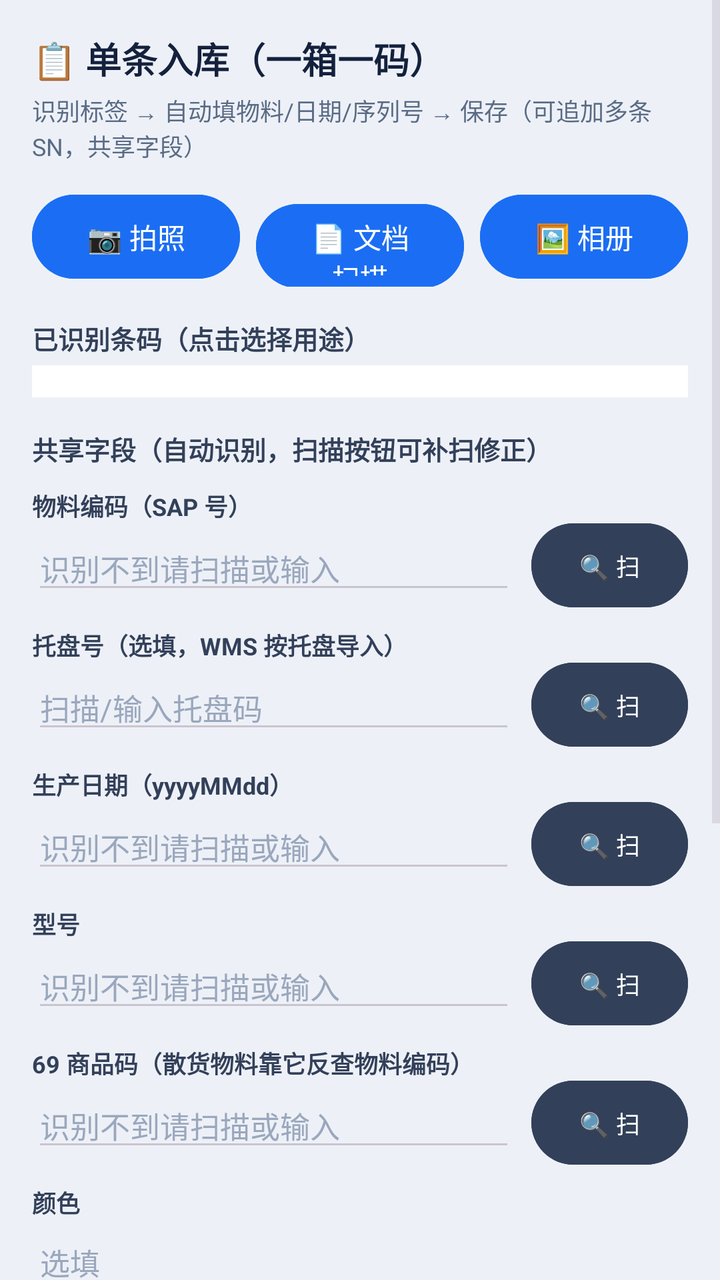
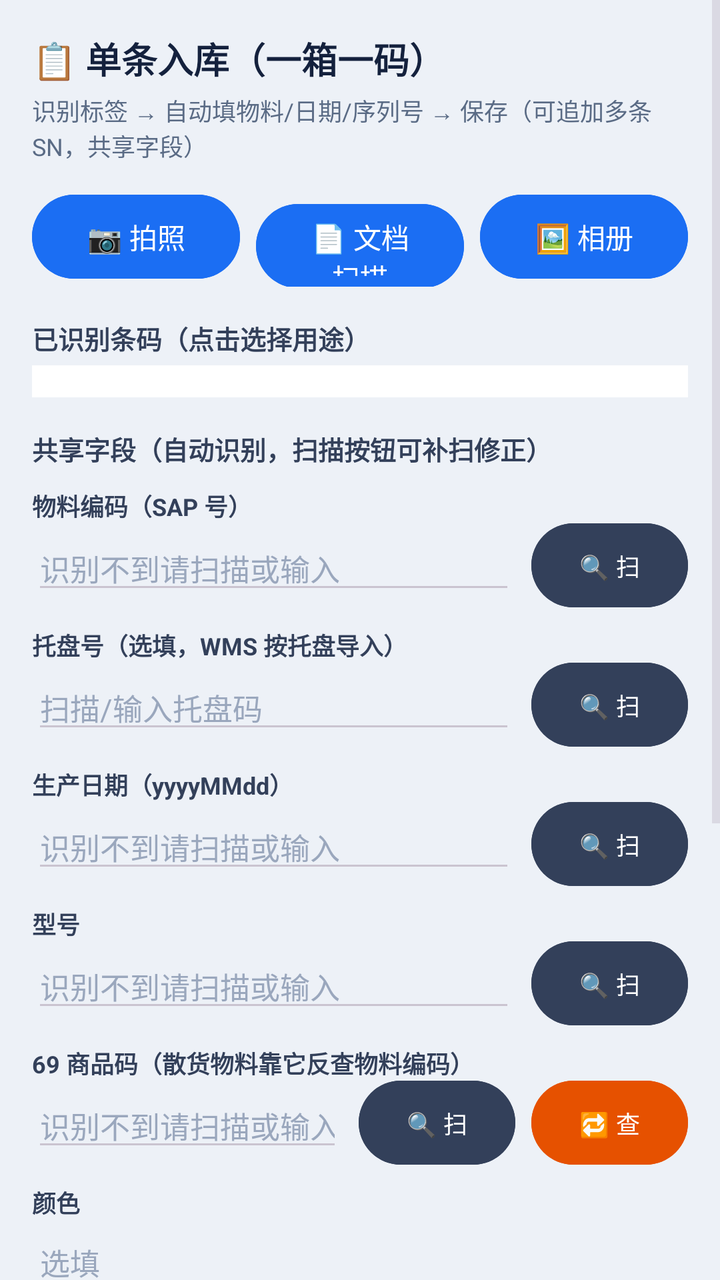

An Android layout rendered at two revisions. The XML below is the earlier revision; the diff shows what the commit changed to produce the second picture.
<!-- AndroidManifest.xml: application theme Theme.LabelScanner -->
<!-- res/layout/activity_single_inbound.xml -->
<?xml version="1.0" encoding="utf-8"?>
<ScrollView xmlns:android="http://schemas.android.com/apk/res/android"
    android:layout_width="match_parent"
    android:layout_height="match_parent"
    android:background="#EDF1F7"
    android:fillViewport="true">

    <LinearLayout
        android:layout_width="match_parent"
        android:layout_height="wrap_content"
        android:orientation="vertical"
        android:padding="16dp">

        <TextView
            android:layout_width="match_parent"
            android:layout_height="wrap_content"
            android:text="📋 单条入库（一箱一码）"
            android:textSize="18sp"
            android:textStyle="bold"
            android:textColor="#14213D" />

        <TextView
            android:layout_width="match_parent"
            android:layout_height="wrap_content"
            android:layout_marginTop="4dp"
            android:text="识别标签 → 自动填物料/日期/序列号 → 保存（可追加多条 SN，共享字段）"
            android:textSize="12sp"
            android:textColor="#5A6B85" />

        
        <LinearLayout
            android:layout_width="match_parent"
            android:layout_height="wrap_content"
            android:layout_marginTop="12dp"
            android:orientation="horizontal">

            <Button
                android:id="@+id/btnTakePhoto"
                android:layout_width="0dp"
                android:layout_height="50dp"
                android:layout_weight="1"
                android:backgroundTint="#1B6EF3"
                android:text="📷 拍照"
                android:textColor="#FFFFFF"
                android:textSize="14sp" />

            <Button
                android:id="@+id/btnScanDoc"
                android:layout_width="0dp"
                android:layout_height="50dp"
                android:layout_weight="1"
                android:layout_marginStart="8dp"
                android:backgroundTint="#1B6EF3"
                android:text="📄 文档扫描"
                android:textColor="#FFFFFF"
                android:textSize="14sp" />

            <Button
                android:id="@+id/btnPickGallery"
                android:layout_width="0dp"
                android:layout_height="50dp"
                android:layout_weight="1"
                android:layout_marginStart="8dp"
                android:backgroundTint="#1B6EF3"
                android:text="🖼️ 相册"
                android:textColor="#FFFFFF"
                android:textSize="14sp" />
        </LinearLayout>

        
        <TextView
            android:layout_width="match_parent"
            android:layout_height="wrap_content"
            android:layout_marginTop="16dp"
            android:text="已识别条码（点击选择用途）"
            android:textSize="13sp"
            android:textStyle="bold"
            android:textColor="#33405A" />

        <LinearLayout
            android:id="@+id/llCodeCandidates"
            android:layout_width="match_parent"
            android:layout_height="wrap_content"
            android:layout_marginTop="4dp"
            android:orientation="vertical"
            android:background="#FFFFFF"
            android:padding="8dp" />

        
        <TextView
            android:layout_width="match_parent"
            android:layout_height="wrap_content"
            android:layout_marginTop="16dp"
            android:text="共享字段（自动识别，扫描按钮可补扫修正）"
            android:textSize="13sp"
            android:textStyle="bold"
            android:textColor="#33405A" />

        <TextView
            android:layout_width="match_parent"
            android:layout_height="wrap_content"
            android:layout_marginTop="10dp"
            android:text="物料编码（SAP 号）"
            android:textSize="12sp"
            android:textStyle="bold"
            android:textColor="#33405A" />

        <LinearLayout
            android:layout_width="match_parent"
            android:layout_height="wrap_content"
            android:orientation="horizontal"
            android:gravity="center_vertical">

            <EditText
                android:id="@+id/etMaterial"
                android:layout_width="0dp"
                android:layout_height="wrap_content"
                android:layout_weight="1"
                android:hint="识别不到请扫描或输入"
                android:textSize="15sp"
                android:textColor="#14213D"
                android:textColorHint="#9AA7BD" />

            <Button
                android:id="@+id/btnScanMaterial"
                android:layout_width="wrap_content"
                android:layout_height="42dp"
                android:layout_marginStart="8dp"
                android:backgroundTint="#33405A"
                android:text="🔍 扫"
                android:textColor="#FFFFFF"
                android:textSize="12sp"
                android:minWidth="64dp"
                android:insetTop="0dp"
                android:insetBottom="0dp" />
        </LinearLayout>

        <TextView
            android:layout_width="match_parent"
            android:layout_height="wrap_content"
            android:layout_marginTop="10dp"
            android:text="托盘号（选填，WMS 按托盘导入）"
            android:textSize="12sp"
            android:textStyle="bold"
            android:textColor="#33405A" />

        <LinearLayout
            android:layout_width="match_parent"
            android:layout_height="wrap_content"
            android:orientation="horizontal"
            android:gravity="center_vertical">

            <EditText
                android:id="@+id/etTrayCode"
                android:layout_width="0dp"
                android:layout_height="wrap_content"
                android:layout_weight="1"
                android:hint="扫描/输入托盘码"
                android:textSize="15sp"
                android:textColor="#14213D"
                android:textColorHint="#9AA7BD" />

            <Button
                android:id="@+id/btnScanTrayCode"
                android:layout_width="wrap_content"
                android:layout_height="42dp"
                android:layout_marginStart="8dp"
                android:backgroundTint="#33405A"
                android:text="🔍 扫"
                android:textColor="#FFFFFF"
                android:textSize="12sp"
                android:minWidth="64dp"
                android:insetTop="0dp"
                android:insetBottom="0dp" />
        </LinearLayout>

        <TextView
            android:layout_width="match_parent"
            android:layout_height="wrap_content"
            android:layout_marginTop="10dp"
            android:text="生产日期（yyyyMMdd）"
            android:textSize="12sp"
            android:textStyle="bold"
            android:textColor="#33405A" />

        <LinearLayout
            android:layout_width="match_parent"
            android:layout_height="wrap_content"
            android:orientation="horizontal"
            android:gravity="center_vertical">

            <EditText
                android:id="@+id/etDate"
                android:layout_width="0dp"
                android:layout_height="wrap_content"
                android:layout_weight="1"
                android:hint="识别不到请扫描或输入"
                android:textSize="15sp"
                android:textColor="#14213D"
                android:textColorHint="#9AA7BD"
                android:inputType="number" />

            <Button
                android:id="@+id/btnScanDate"
                android:layout_width="wrap_content"
                android:layout_height="42dp"
                android:layout_marginStart="8dp"
                android:backgroundTint="#33405A"
                android:text="🔍 扫"
                android:textColor="#FFFFFF"
                android:textSize="12sp"
                android:minWidth="64dp"
                android:insetTop="0dp"
                android:insetBottom="0dp" />
        </LinearLayout>

        <TextView
            android:layout_width="match_parent"
            android:layout_height="wrap_content"
            android:layout_marginTop="10dp"
            android:text="型号"
            android:textSize="12sp"
            android:textStyle="bold"
            android:textColor="#33405A" />

        <LinearLayout
            android:layout_width="match_parent"
            android:layout_height="wrap_content"
            android:orientation="horizontal"
            android:gravity="center_vertical">

            <EditText
                android:id="@+id/etModel"
                android:layout_width="0dp"
                android:layout_height="wrap_content"
                android:layout_weight="1"
                android:hint="识别不到请扫描或输入"
                android:textSize="15sp"
                android:textColor="#14213D"
                android:textColorHint="#9AA7BD" />

            <Button
                android:id="@+id/btnScanModel"
                android:layout_width="wrap_content"
                android:layout_height="42dp"
                android:layout_marginStart="8dp"
                android:backgroundTint="#33405A"
                android:text="🔍 扫"
                android:textColor="#FFFFFF"
                android:textSize="12sp"
                android:minWidth="64dp"
                android:insetTop="0dp"
                android:insetBottom="0dp" />
        </LinearLayout>

        <TextView
            android:layout_width="match_parent"
            android:layout_height="wrap_content"
            android:layout_marginTop="10dp"
            android:text="69 商品码（散货物料靠它反查物料编码）"
            android:textSize="12sp"
            android:textStyle="bold"
            android:textColor="#33405A" />

        <LinearLayout
            android:layout_width="match_parent"
            android:layout_height="wrap_content"
            android:orientation="horizontal"
            android:gravity="center_vertical">

            <EditText
                android:id="@+id/etEan69"
                android:layout_width="0dp"
                android:layout_height="wrap_content"
                android:layout_weight="1"
                android:hint="识别不到请扫描或输入"
                android:textSize="15sp"
                android:textColor="#14213D"
                android:textColorHint="#9AA7BD"
                android:inputType="number" />

            <Button
                android:id="@+id/btnScanEan69"
                android:layout_width="wrap_content"
                android:layout_height="42dp"
                android:layout_marginStart="8dp"
                android:backgroundTint="#33405A"
                android:text="🔍 扫"
                android:textColor="#FFFFFF"
                android:textSize="12sp"
                android:minWidth="64dp"
                android:insetTop="0dp"
                android:insetBottom="0dp" />
        </LinearLayout>

        <TextView
            android:layout_width="match_parent"
            android:layout_height="wrap_content"
            android:layout_marginTop="10dp"
            android:text="颜色"
            android:textSize="12sp"
            android:textStyle="bold"
            android:textColor="#33405A" />

        <EditText
            android:id="@+id/etColor"
            android:layout_width="match_parent"
            android:layout_height="wrap_content"
            android:hint="选填"
            android:textSize="15sp"
            android:textColor="#14213D"
            android:textColorHint="#9AA7BD" />

        <TextView
            android:layout_width="match_parent"
            android:layout_height="wrap_content"
            android:layout_marginTop="10dp"
            android:text="硒鼓/耗材型号"
            android:textSize="12sp"
            android:textStyle="bold"
            android:textColor="#33405A" />

        <EditText
            android:id="@+id/etToner"
            android:layout_width="match_parent"
            android:layout_height="wrap_content"
            android:hint="选填"
            android:textSize="15sp"
            android:textColor="#14213D"
            android:textColorHint="#9AA7BD" />

        
        <TextView
            android:layout_width="match_parent"
            android:layout_height="wrap_content"
            android:layout_marginTop="16dp"
            android:text="序列号列表（可追加多条，每 SN 存一行）"
            android:textSize="13sp"
            android:textStyle="bold"
            android:textColor="#33405A" />

        <LinearLayout
            android:layout_width="match_parent"
            android:layout_height="wrap_content"
            android:layout_marginTop="6dp"
            android:orientation="horizontal"
            android:gravity="center_vertical">

            <EditText
                android:id="@+id/etSn"
                android:layout_width="0dp"
                android:layout_height="wrap_content"
                android:layout_weight="1"
                android:hint="手动输入/扫描序列号"
                android:textSize="14sp"
                android:textColor="#14213D"
                android:textColorHint="#9AA7BD"
                android:inputType="text" />

            <Button
                android:id="@+id/btnScanAddSn"
                android:layout_width="wrap_content"
                android:layout_height="42dp"
                android:layout_marginStart="8dp"
                android:backgroundTint="#1B6EF3"
                android:text="🔍 扫"
                android:textColor="#FFFFFF"
                android:textSize="12sp"
                android:minWidth="64dp"
                android:insetTop="0dp"
                android:insetBottom="0dp" />

            <Button
                android:id="@+id/btnAddSn"
                android:layout_width="wrap_content"
                android:layout_height="42dp"
                android:layout_marginStart="8dp"
                android:backgroundTint="#1B9E4B"
                android:text="＋加"
                android:textColor="#FFFFFF"
                android:textSize="12sp"
                android:minWidth="64dp"
                android:insetTop="0dp"
                android:insetBottom="0dp" />
        </LinearLayout>

        <LinearLayout
            android:id="@+id/llSnList"
            android:layout_width="match_parent"
            android:layout_height="wrap_content"
            android:layout_marginTop="4dp"
            android:orientation="vertical" />

        
        <Button
            android:id="@+id/btnSave"
            android:layout_width="match_parent"
            android:layout_height="54dp"
            android:layout_marginTop="16dp"
            android:backgroundTint="#1B9E4B"
            android:text="✅ 保存入库（每 SN 一行）"
            android:textColor="#FFFFFF"
            android:textSize="16sp"
            android:textStyle="bold" />

        <Button
            android:id="@+id/btnReset"
            android:layout_width="match_parent"
            android:layout_height="46dp"
            android:layout_marginTop="8dp"
            android:backgroundTint="#F2F4F8"
            android:text="🔄 清空，下一条"
            android:textColor="#33405A"
            android:textSize="14sp" />

        <TextView
            android:id="@+id/tvStatus"
            android:layout_width="match_parent"
            android:layout_height="wrap_content"
            android:layout_marginTop="12dp"
            android:text=""
            android:textSize="13sp"
            android:textColor="#1B6EF3"
            android:minHeight="40dp" />

    </LinearLayout>
</ScrollView>
<!-- resources referenced by this layout -->
<resources>
  <style name="Theme.LabelScanner" parent="Theme.Material3.Dark.NoActionBar">
          <item name="android:statusBarColor">@android:color/transparent</item>
          <item name="android:navigationBarColor">@android:color/transparent</item>
          <item name="android:windowDrawsSystemBarBackgrounds">true</item>
          <item name="android:windowLightStatusBar">false</item>
          <item name="android:windowLightNavigationBar">false</item>
      </style>
</resources>

<!-- the commit's change to res/layout/activity_single_inbound.xml (unified diff, before → after) -->
@@ -286,6 +286,19 @@
                 android:layout_marginStart="8dp"
                 android:backgroundTint="#33405A"
                 android:text="🔍 扫"
+                android:textColor="#FFFFFF"
+                android:textSize="12sp"
+                android:minWidth="64dp"
+                android:insetTop="0dp"
+                android:insetBottom="0dp" />
+
+            <Button
+                android:id="@+id/btnLookup69"
+                android:layout_width="wrap_content"
+                android:layout_height="42dp"
+                android:layout_marginStart="8dp"
+                android:backgroundTint="#E65100"
+                android:text="🔁 查"
                 android:textColor="#FFFFFF"
                 android:textSize="12sp"
                 android:minWidth="64dp"
